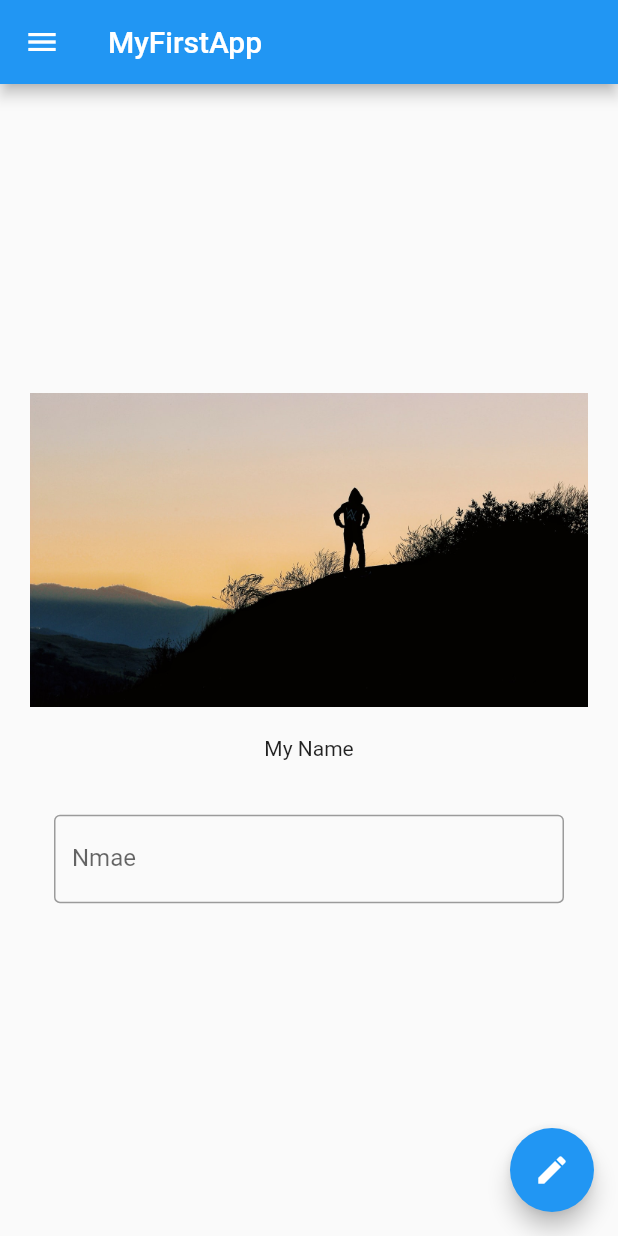
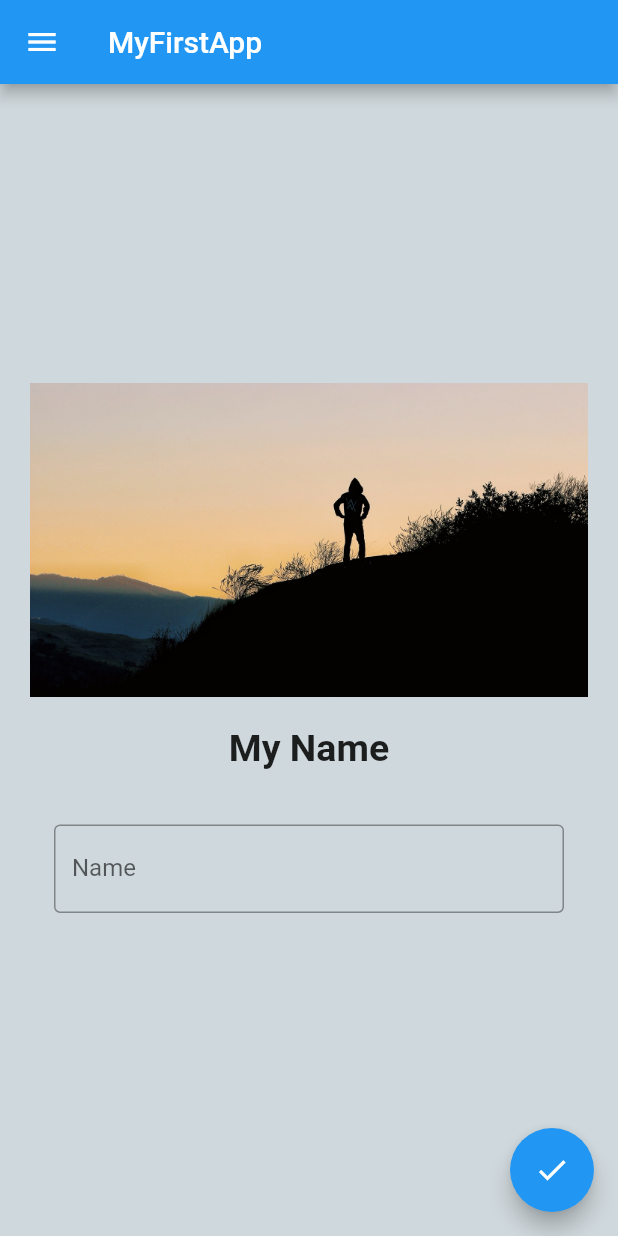
Before and after one commit to ps-143/myfirst, a Flutter app: the screen it shows after launch, on a phone screen of 412 x 824 dp. Run offline on Flutter 3.47's test engine with Material 2 defaults, Android fonts, the phone set to English and light mode, and no system bars.

Commit message:
Nicely done

```diff
--- a/lib/main.dart
+++ b/lib/main.dart
@@ -6,10 +6,19 @@ void main() {
   ));
 }
 
-class HomePage extends StatelessWidget {
+class HomePage extends StatefulWidget {
+  @override
+  _HomePageState createState() => _HomePageState();
+}
+
+class _HomePageState extends State<HomePage> {
+  var name = "My Name";
+  TextEditingController _nameController = TextEditingController();
+
   @override
   Widget build(BuildContext context) {
     return Scaffold(
+      backgroundColor: Colors.blueGrey[100],
       appBar: AppBar(
         title: Text("MyFirstApp"),
       ),
@@ -23,17 +32,21 @@ class HomePage extends StatelessWidget {
               SizedBox(
                 height: 20,
               ),
-              Text("My Name"),
+              Text(
+                name,
+                style: TextStyle(fontSize: 25, fontWeight: FontWeight.bold),
+              ),
               SizedBox(
                 height: 20,
               ),
               Padding(
                 padding: const EdgeInsets.all(16.0),
                 child: TextField(
+                  controller: _nameController,
                   decoration: InputDecoration(
                       border: OutlineInputBorder(),
                       hintText: "Enter your name",
-                      labelText: "Nmae"),
+                      labelText: "Name"),
                 ),
               )
             ],
@@ -71,8 +84,11 @@ class HomePage extends StatelessWidget {
         ),
       ),
       floatingActionButton: FloatingActionButton(
-        onPressed: () {},
-        child: Icon(Icons.edit),
+        onPressed: () {
+          name = _nameController.text;
+          setState(() {});
+        },
+        child: Icon(Icons.done),
       ),
     );
   }
```
